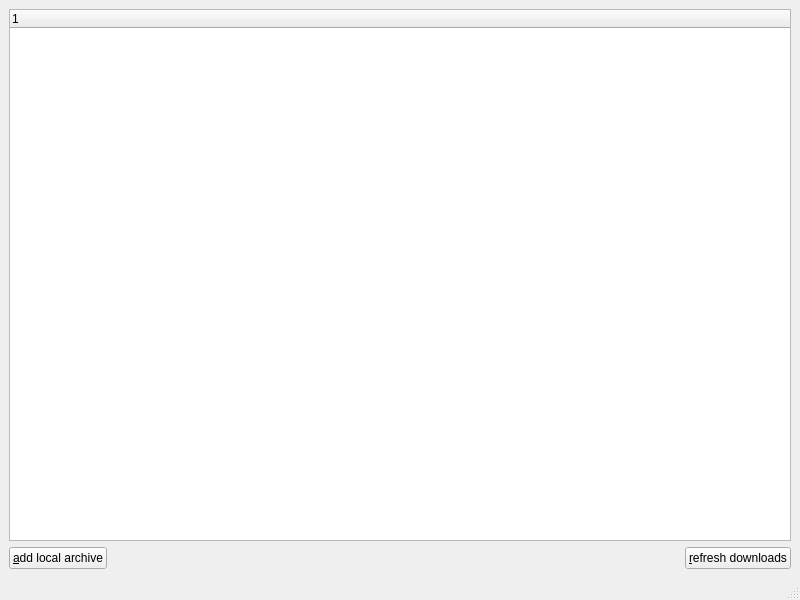
First picture: the form in src/dumpSettings.ui, repository evopedia/evopedia_qt, before the edit.
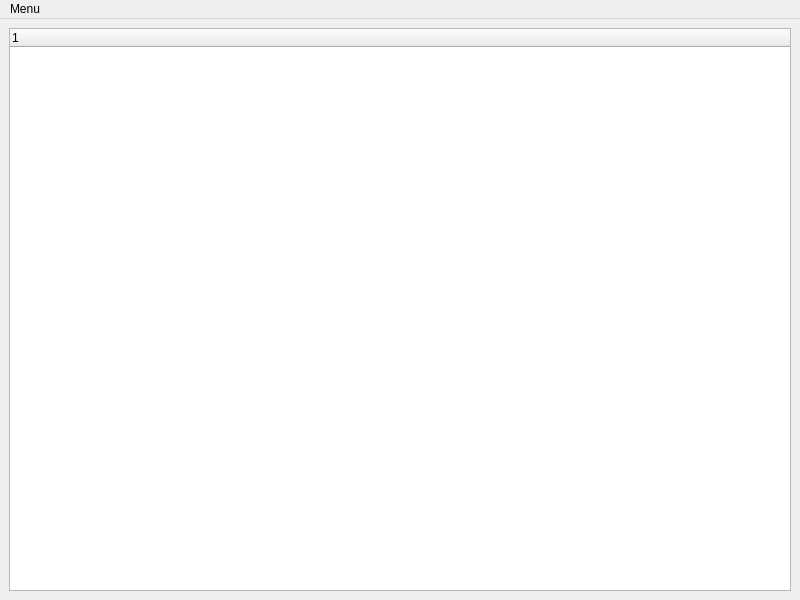
Second picture: the form after the edit. Custom widgets are drawn as their Qt base class.

Commit message: Session save/restore, further work on ArchiveList.

Diff of the .ui file:
```diff
--- a/src/dumpSettings.ui
+++ b/src/dumpSettings.ui
@@ -14,35 +14,8 @@
    <string>DumpSettings</string>
   </property>
   <widget class="QWidget" name="centralwidget">
-   <layout class="QGridLayout" name="gridLayout">
-    <item row="1" column="0">
-     <widget class="QPushButton" name="addButton">
-      <property name="text">
-       <string>&amp;add local archive</string>
-      </property>
-     </widget>
-    </item>
-    <item row="1" column="1">
-     <spacer name="horizontalSpacer">
-      <property name="orientation">
-       <enum>Qt::Horizontal</enum>
-      </property>
-      <property name="sizeHint" stdset="0">
-       <size>
-        <width>607</width>
-        <height>20</height>
-       </size>
-      </property>
-     </spacer>
-    </item>
-    <item row="1" column="2">
-     <widget class="QPushButton" name="refreshButton">
-      <property name="text">
-       <string>&amp;refresh downloads</string>
-      </property>
-     </widget>
-    </item>
-    <item row="0" column="0" colspan="3">
+   <layout class="QHBoxLayout" name="horizontalLayout">
+    <item>
      <widget class="ArchiveList" name="archiveList"/>
     </item>
    </layout>
@@ -56,8 +29,40 @@
      <height>23</height>
     </rect>
    </property>
+   <widget class="QMenu" name="menuMenu">
+    <property name="title">
+     <string>Menu</string>
+    </property>
+    <widget class="QMenu" name="menuDownloads">
+     <property name="title">
+      <string>Downloads</string>
+     </property>
+     <addaction name="actionPause_all_downloads"/>
+    </widget>
+    <addaction name="actionManually_add_archive"/>
+    <addaction name="actionRefresh_archive_list"/>
+    <addaction name="menuDownloads"/>
+   </widget>
+   <addaction name="menuMenu"/>
   </widget>
-  <widget class="QStatusBar" name="statusbar"/>
+  <action name="actionManually_add_archive">
+   <property name="text">
+    <string>Manually Add Archive</string>
+   </property>
+  </action>
+  <action name="actionRefresh_archive_list">
+   <property name="text">
+    <string>Refresh Archive List</string>
+   </property>
+  </action>
+  <action name="actionPause_all_downloads">
+   <property name="checkable">
+    <bool>true</bool>
+   </property>
+   <property name="text">
+    <string>Pause All Downloads</string>
+   </property>
+  </action>
  </widget>
  <customwidgets>
   <customwidget>
```
The commit also changes 14 other files.
